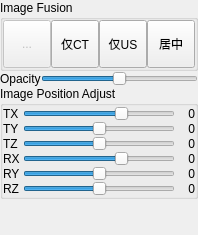
First picture: the form in Libs/SurgeryNavigation/stkUltrasoundImageFusionWidget.ui, repository zpphigh/STK, before the edit.
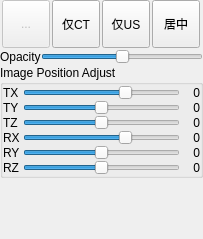
Second picture: the form after the edit. Icons and pictures are not drawn.

Patch:
```diff
--- a/Libs/SurgeryNavigation/stkUltrasoundImageFusionWidget.ui
+++ b/Libs/SurgeryNavigation/stkUltrasoundImageFusionWidget.ui
@@ -6,28 +6,16 @@
    <rect>
     <x>0</x>
     <y>0</y>
-    <width>196</width>
-    <height>235</height>
+    <width>203</width>
+    <height>239</height>
    </rect>
   </property>
   <property name="windowTitle">
    <string>stkUltrasoundImageFusionWidget</string>
   </property>
-  <layout class="QVBoxLayout" name="verticalLayout_2">
-   <property name="spacing">
-    <number>0</number>
-   </property>
-   <property name="margin">
-    <number>0</number>
-   </property>
-   <item>
-    <widget class="QGroupBox" name="groupBox_2">
-     <property name="title">
-      <string>Image Fusion</string>
-     </property>
      <layout class="QVBoxLayout" name="verticalLayout">
       <property name="spacing">
-       <number>0</number>
+    <number>1</number>
       </property>
       <property name="margin">
        <number>0</number>
@@ -182,9 +170,6 @@
          </widget>
         </item>
        </layout>
-      </item>
-     </layout>
-    </widget>
    </item>
    <item>
     <layout class="QHBoxLayout" name="horizontalLayout_2">
```
Lines whose indentation alone changed are shown as unchanged.
